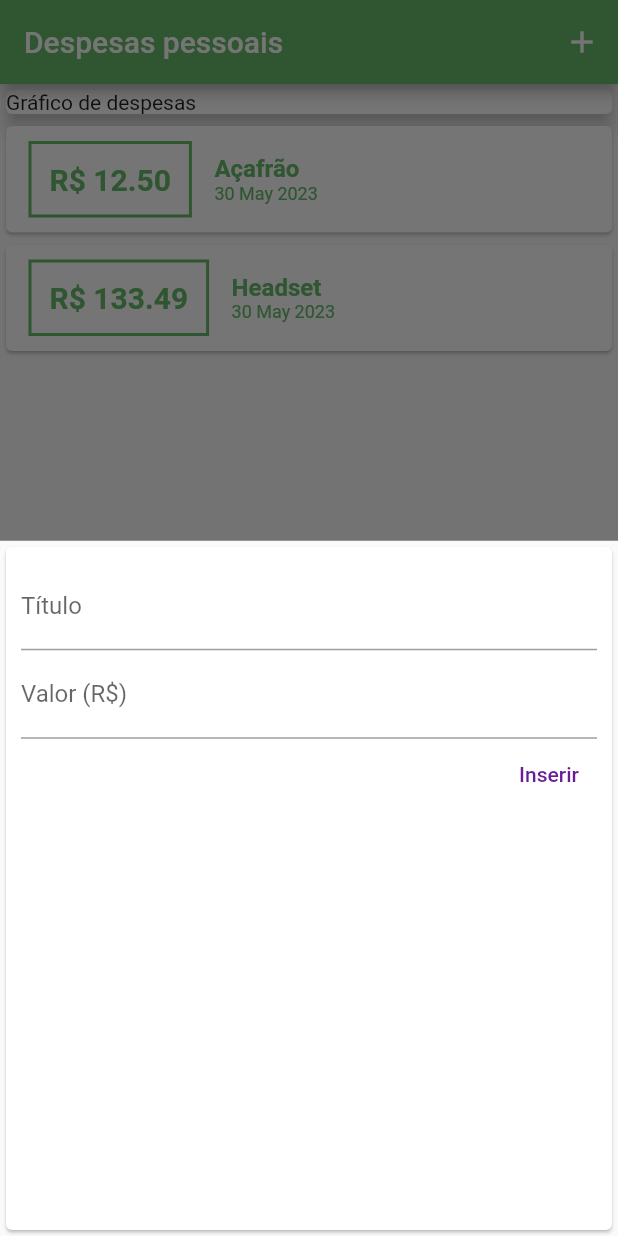
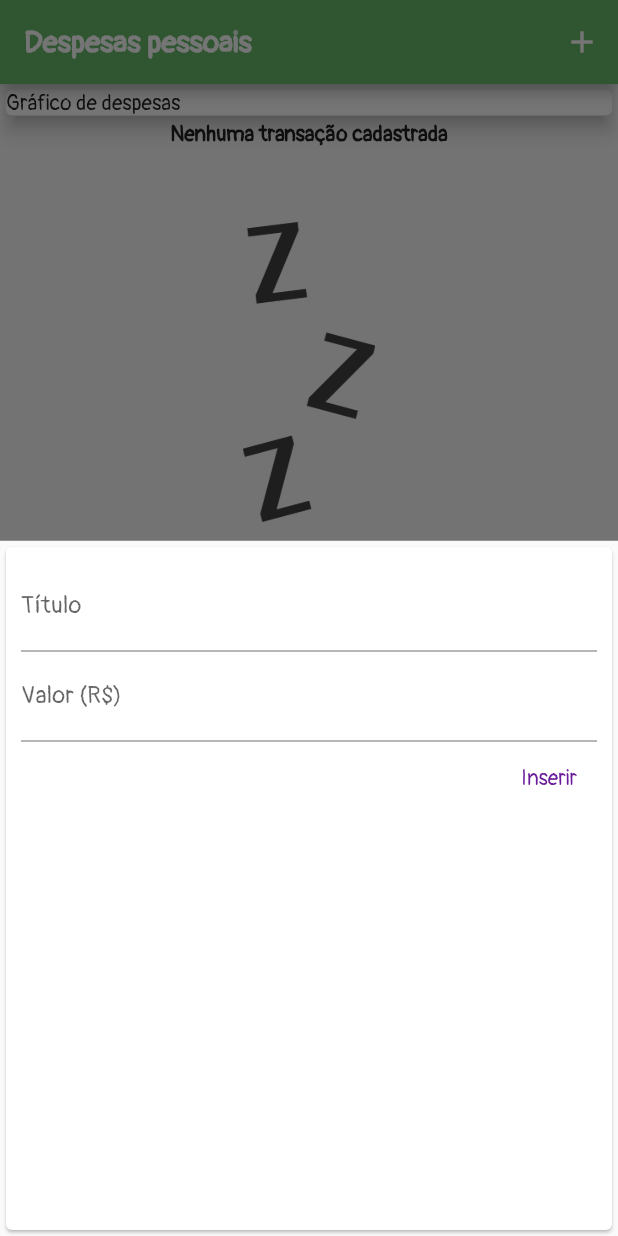
Before and after one commit to AdrianoSantana/flutter-expenses, a Flutter app: the screen it shows after launch, after a tap on the "add" icon, on a phone screen of 412 x 824 dp. Run offline on Flutter 3.47's test engine with Material 2 defaults, Android fonts, the phone set to English and light mode, and no system bars.

Commit message:
feat: add empty screen

```diff
--- /dev/null
+++ b/lib/components/empty-screen.dart
@@ -0,0 +1,31 @@
+import 'package:flutter/material.dart';
+
+class EmptyScreen extends StatelessWidget {
+  final String message;
+  const EmptyScreen({super.key, required this.message});
+
+  @override
+  Widget build(BuildContext context) {
+    return Column(
+      children: [
+        Text(
+          message,
+          style: const TextStyle(
+            fontWeight: FontWeight.bold,
+            fontFamily: 'Pangolin',
+          ),
+        ),
+        const SizedBox(
+          height: 50,
+        ),
+        SizedBox(
+          height: 200,
+          child: Image.asset(
+            'assets/images/waiting.png',
+            fit: BoxFit.cover,
+          ),
+        )
+      ],
+    );
+  }
+}
--- a/lib/components/transaction.dart
+++ b/lib/components/transaction.dart
@@ -2,6 +2,8 @@ import 'package:intl/intl.dart';
 
 import '../models/transaction.dart';
 import 'package:flutter/material.dart';
+
+import 'empty-screen.dart';
 
 class TransactionsList extends StatelessWidget {
   final List<Transaction> transactions;
@@ -11,7 +13,11 @@ class TransactionsList extends StatelessWidget {
   Widget build(BuildContext context) {
     return Container(
       height: 500,
-      child: ListView.builder(
+      child: transactions.isEmpty
+          ? const EmptyScreen(
+              message: 'Nenhuma transação cadastrada',
+            )
+          : ListView.builder(
               itemCount: transactions.length,
               itemBuilder: (ctx, index) {
                 final tr = transactions[index];
--- a/lib/main.dart
+++ b/lib/main.dart
@@ -16,6 +16,7 @@ class ExpensesApp extends StatelessWidget {
       home: HomePage(),
       theme: ThemeData(
         primaryColor: Colors.green[400],
+        fontFamily: 'Pangolin',
       ),
     );
   }
@@ -30,8 +31,8 @@ class HomePage extends StatefulWidget {
 
 class _HomePageState extends State<HomePage> {
   List<Transaction> transactions = [
-    Transaction(id: 't1', title: 'Açafrão', value: 12.50, date: DateTime.now()),
-    Transaction(id: 't2', title: 'Headset', value: 133.49, date: DateTime.now())
+    //Transaction(id: 't1', title: 'Açafrão', value: 12.50, date: DateTime.now()),
+    //Transaction(id: 't2', title: 'Headset', value: 133.49, date: DateTime.now())
   ];
 
   _addTransaction(String title, double value) {
@@ -64,7 +65,10 @@ class _HomePageState extends State<HomePage> {
     return Scaffold(
       appBar: AppBar(
         backgroundColor: Theme.of(context).primaryColor,
-        title: const Text('Despesas pessoais'),
+        title: const Text(
+          'Despesas pessoais',
+          style: TextStyle(fontWeight: FontWeight.bold),
+        ),
         actions: [
           IconButton(
             onPressed: () => _openTransactionFormModal(context),
```
Also changed, not shown: pubspec.yaml (+6 -7 lines), assets/fonts/Pangolin-Regular.ttf (added), assets/images/waiting.png (added). Lines whose indentation alone changed are shown as unchanged.
